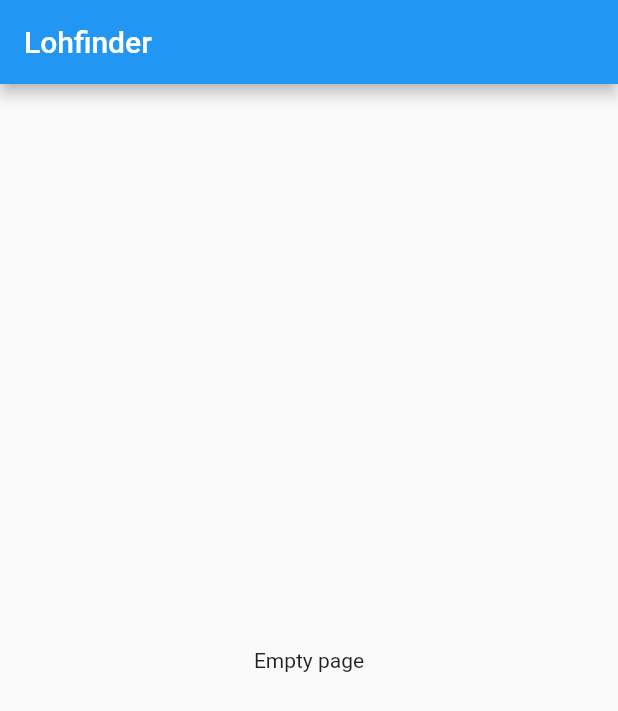
After one commit to Lohyna-international/lohfinder-frontend, a Flutter app: the screen it shows after launch, on a phone screen of 412 x 824 dp. The commit adds this screen. Shown: the top 711 px of the screen. Run offline on Flutter 3.47's test engine with Material 2 defaults, Android fonts, the phone set to English and light mode, and no system bars; our stand-ins replace flutter_screenutil.

Commit message:
[LFND-50] adds basic dependencies; adds colors; refactors code

```diff
--- /dev/null
+++ b/lib/presentation/app.dart
@@ -0,0 +1,18 @@
+import 'package:flutter/material.dart';
+import 'package:flutter_screenutil/flutter_screenutil.dart';
+
+import 'screens/home/home_screen.dart';
+import 'styles/design_config.dart';
+
+class App extends StatelessWidget {
+  const App({Key? key}) : super(key: key);
+
+  @override
+  Widget build(BuildContext context) => ScreenUtilInit(
+        designSize: DesignConfig.size,
+        builder: () => const MaterialApp(
+          title: 'Lohfinder',
+          home: HomeScreen(title: 'Lohfinder'),
+        ),
+      );
+}
--- /dev/null
+++ b/lib/presentation/screens/home/home_screen.dart
@@ -0,0 +1,22 @@
+import 'package:flutter/material.dart';
+
+class HomeScreen extends StatefulWidget {
+  const HomeScreen({Key? key, required this.title}) : super(key: key);
+
+  final String title;
+
+  @override
+  State<HomeScreen> createState() => _HomeScreenState();
+}
+
+class _HomeScreenState extends State<HomeScreen> {
+  @override
+  Widget build(BuildContext context) => Scaffold(
+        appBar: AppBar(
+          title: Text(widget.title),
+        ),
+        body: const Center(
+          child: Text('Empty page'),
+        ),
+      );
+}
--- /dev/null
+++ b/lib/presentation/styles/design_config.dart
@@ -0,0 +1,5 @@
+import 'package:flutter/material.dart';
+
+class DesignConfig {
+  static const size = Size(1920, 1080);
+}
```
Also changed, not shown: lib/main.dart (+3 -35 lines), lib/presentation/styles/lf_colors.dart (added, +11 -0 lines), pubspec.yaml (+5 -66 lines), 1 other file.
